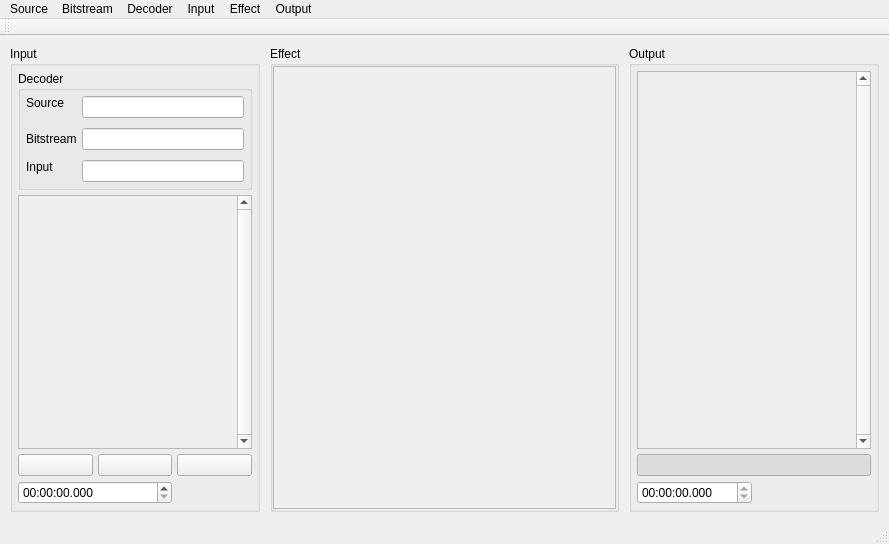
First picture: the form in src/interface/SACEffects.ui, repository andresgonzalezfornell/TFM, before the edit.
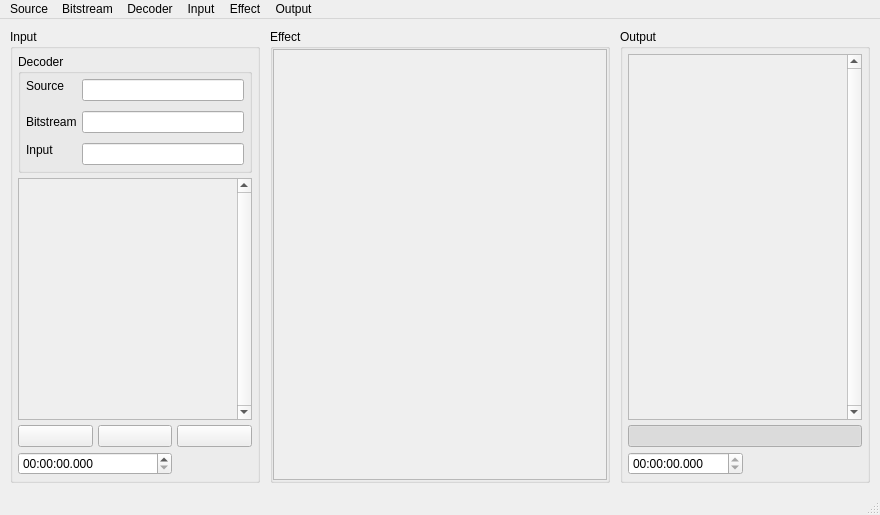
Second picture: the form after the edit. Icons and pictures are not drawn.

The edit to the form file:
```diff
--- a/src/interface/SACEffects.ui
+++ b/src/interface/SACEffects.ui
@@ -6,8 +6,8 @@
    <rect>
     <x>0</x>
     <y>0</y>
-    <width>889</width>
-    <height>544</height>
+    <width>880</width>
+    <height>515</height>
    </rect>
   </property>
   <property name="sizePolicy">
@@ -233,8 +233,8 @@
            <rect>
             <x>0</x>
             <y>0</y>
-            <width>217</width>
-            <height>159</height>
+            <width>216</width>
+            <height>151</height>
            </rect>
           </property>
           <layout class="QVBoxLayout" name="input_channels_layout">
@@ -397,8 +397,8 @@
            <rect>
             <x>0</x>
             <y>0</y>
-            <width>341</width>
-            <height>452</height>
+            <width>332</width>
+            <height>436</height>
            </rect>
           </property>
           <property name="autoFillBackground">
@@ -491,8 +491,8 @@
            <rect>
             <x>0</x>
             <y>0</y>
-            <width>217</width>
-            <height>218</height>
+            <width>216</width>
+            <height>210</height>
            </rect>
           </property>
           <layout class="QVBoxLayout" name="output_channels_layout">
@@ -588,7 +588,7 @@
     <rect>
      <x>0</x>
      <y>0</y>
-     <width>889</width>
+     <width>880</width>
      <height>22</height>
     </rect>
    </property>
@@ -673,14 +673,6 @@
    <addaction name="menu_effect"/>
    <addaction name="menu_output"/>
   </widget>
-  <widget class="QToolBar" name="mainToolBar">
-   <attribute name="toolBarArea">
-    <enum>TopToolBarArea</enum>
-   </attribute>
-   <attribute name="toolBarBreak">
-    <bool>false</bool>
-   </attribute>
-  </widget>
   <widget class="QStatusBar" name="statusBar"/>
   <action name="menu_load_source">
    <property name="text">
```
